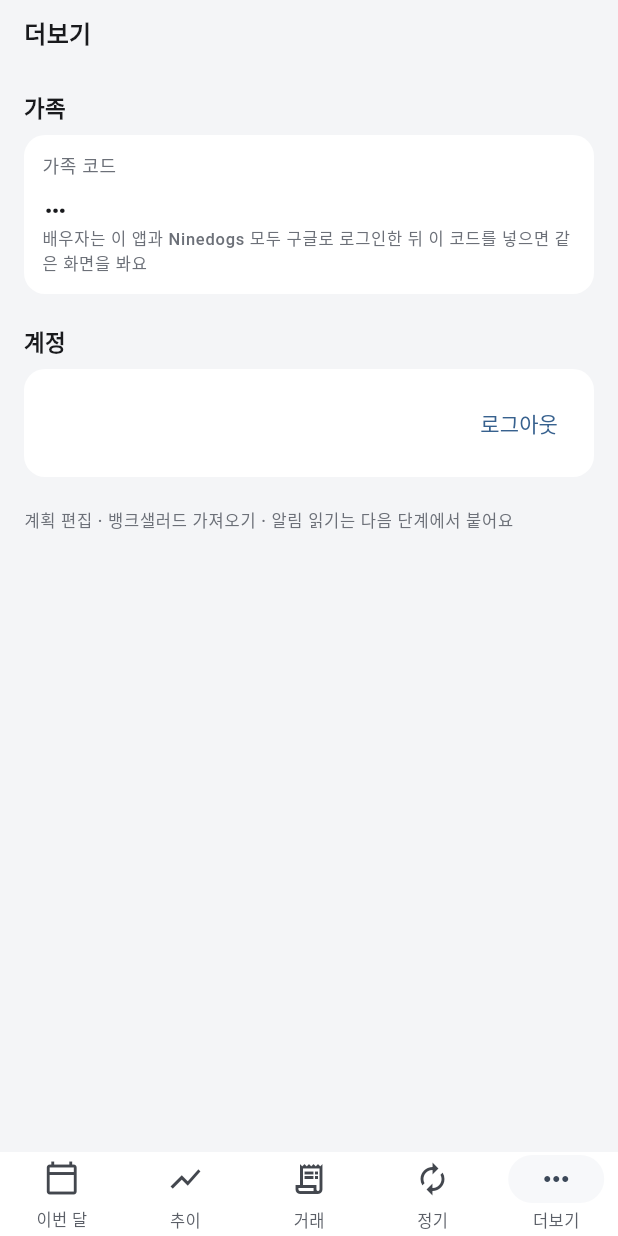
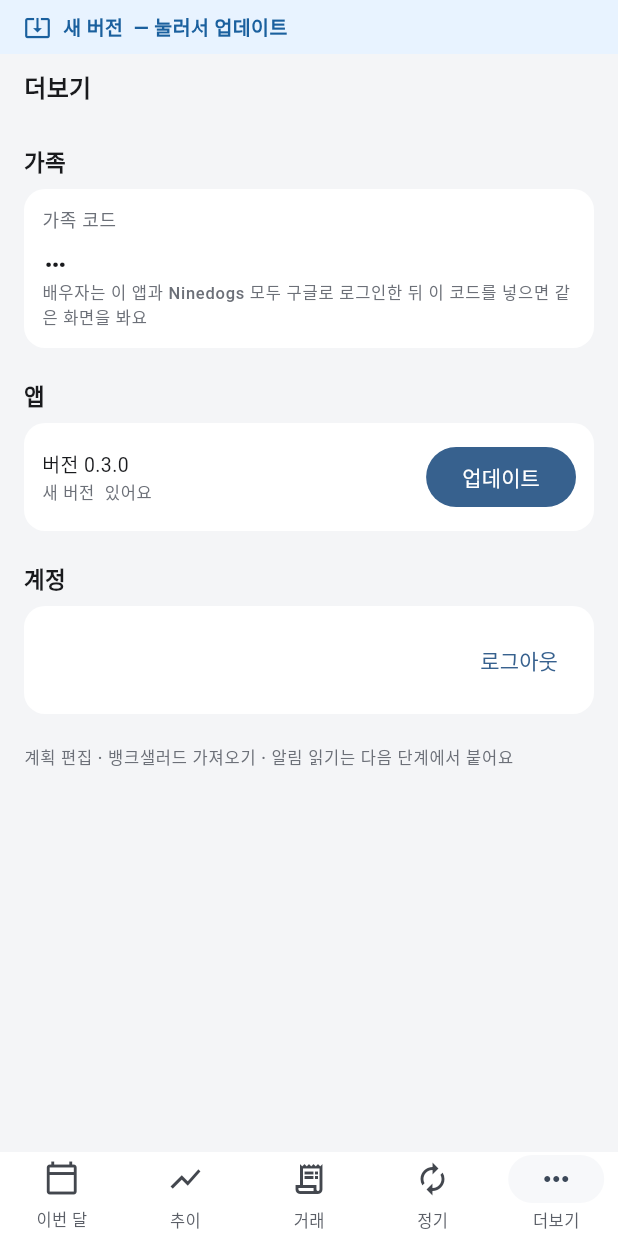
Before and after one commit to jong0227/family_finance, a Flutter app: the AppShell screen opened directly, item 5 of the bottom bar chosen, on a phone screen of 412 x 824 dp. Run offline on Flutter 3.47's test engine with Material 3 defaults, Android fonts, the phone set to English and light mode, and no system bars; our stand-ins replace firebase_auth, firebase_core, fl_chart, flutter_riverpod, package_info_plus, shared_preferences; missing offline and left inert: ninedogs_core; accounts and stored records are empty.

Commit message:
feat: 앱 안 업데이트 — 새 버전 배너·더보기에서 내려받아 설치 (v0.3.0)
- GitHub 릴리스(pre-release 포함) 확인, APK 내려받기 진행률, FileProvider 로 설치 화면
- REQUEST_INSTALL_PACKAGES, file_paths.xml, MainActivity 설치 채널
- 버전 비교 테스트

Co-Authored-By: Claude Opus 5.5 <noreply@anthropic.com>

```diff
--- a/lib/app/app.dart
+++ b/lib/app/app.dart
@@ -2,6 +2,7 @@ import 'package:flutter/material.dart';
 import 'package:flutter_riverpod/flutter_riverpod.dart';
 
 import '../core/design/theme.dart';
+import '../core/design/update_banner.dart';
 import '../features/home/home_screen.dart';
 import '../features/more/more_screen.dart';
 import '../features/onboarding/onboarding_screen.dart';
@@ -54,7 +55,12 @@ class _AppShellState extends State<AppShell> {
 
   @override
   Widget build(BuildContext context) => Scaffold(
-        body: SafeArea(child: IndexedStack(index: _index, children: _pages)),
+        body: SafeArea(
+          child: Column(children: [
+            const UpdateBanner(),
+            Expanded(child: IndexedStack(index: _index, children: _pages)),
+          ]),
+        ),
         bottomNavigationBar: NavigationBar(
           selectedIndex: _index,
           onDestinationSelected: (i) => setState(() => _index = i),
--- /dev/null
+++ b/lib/app/update.dart
@@ -0,0 +1,39 @@
+import 'package:flutter/material.dart';
+import 'package:flutter_riverpod/flutter_riverpod.dart';
+import 'package:package_info_plus/package_info_plus.dart';
+
+import '../data/update_service.dart';
+
+export '../data/update_service.dart' show AppRelease;
+
+final updateServiceProvider = Provider<UpdateService>((ref) => UpdateService());
+
+final appVersionProvider = FutureProvider<String>((ref) async => (await PackageInfo.fromPlatform()).version);
+
+/// 새 버전(있으면). 앱을 켤 때 한 번 확인하고, 더보기에서 다시 확인할 수 있다.
+final availableUpdateProvider = FutureProvider<AppRelease?>((ref) async {
+  final current = await ref.watch(appVersionProvider.future);
+  return ref.watch(updateServiceProvider).newerThan(current);
+});
+
+/// 내려받기 진행률 (null = 받는 중 아님).
+class UpdateProgressNotifier extends Notifier<double?> {
+  @override
+  double? build() => null;
+
+  Future<void> install(BuildContext context, AppRelease release) async {
+    final url = release.apkUrl;
+    if (url == null || state != null) return;
+    final messenger = ScaffoldMessenger.of(context);
+    state = 0;
+    try {
+      await ref.read(updateServiceProvider).downloadAndInstall(url, onProgress: (p) => state = p);
+    } catch (e) {
+      messenger.showSnackBar(SnackBar(content: Text('업데이트를 받지 못했어요: $e')));
+    } finally {
+      state = null;
+    }
+  }
+}
+
+final updateProgressProvider = NotifierProvider<UpdateProgressNotifier, double?>(UpdateProgressNotifier.new);
--- /dev/null
+++ b/lib/core/design/update_banner.dart
@@ -0,0 +1,39 @@
+import 'package:flutter/material.dart';
+import 'package:flutter_riverpod/flutter_riverpod.dart';
+
+import '../../app/update.dart';
+import 'tokens.dart';
+
+/// 새 버전이 있으면 화면 맨 위에 한 줄로 뜬다. 누르면 내려받아 설치 화면이 열린다.
+class UpdateBanner extends ConsumerWidget {
+  const UpdateBanner({super.key});
+
+  @override
+  Widget build(BuildContext context, WidgetRef ref) {
+    final release = ref.watch(availableUpdateProvider).value;
+    final progress = ref.watch(updateProgressProvider);
+    if (release == null || release.apkUrl == null) return const SizedBox.shrink();
+    final p = context.palette;
+    return Material(
+      color: p.infoBg,
+      child: InkWell(
+        onTap: progress == null ? () => ref.read(updateProgressProvider.notifier).install(context, release) : null,
+        child: Padding(
+          padding: const EdgeInsets.symmetric(horizontal: AppGap.page, vertical: AppGap.sm),
+          child: Row(children: [
+            Icon(Icons.system_update_alt, size: 18, color: p.info),
+            const SizedBox(width: AppGap.sm),
+            Expanded(
+              child: Text(
+                progress == null ? '새 버전 ${release.version} — 눌러서 업데이트' : '내려받는 중 ${(progress * 100).toStringAsFixed(0)}%',
+                style: TextStyle(fontSize: 13, fontWeight: FontWeight.w600, color: p.info),
+              ),
+            ),
+            if (progress != null)
+              SizedBox(width: 16, height: 16, child: CircularProgressIndicator(strokeWidth: 2, value: progress)),
+          ]),
+        ),
+      ),
+    );
+  }
+}
--- a/lib/features/more/more_screen.dart
+++ b/lib/features/more/more_screen.dart
@@ -3,6 +3,7 @@ import 'package:flutter/services.dart';
 import 'package:flutter_riverpod/flutter_riverpod.dart';
 
 import '../../app/session.dart';
+import '../../app/update.dart';
 import '../../core/design/components.dart';
 import '../../core/design/tokens.dart';
 import '../../core/design/widgets.dart';
@@ -38,6 +39,8 @@ class MoreScreen extends ConsumerWidget {
           Text('배우자는 이 앱과 Ninedogs 모두 구글로 로그인한 뒤 이 코드를 넣으면 같은 화면을 봐요', style: t.labelSmall),
         ]),
       ),
+      const SectionTitle('앱'),
+      Panel(child: _UpdateTile()),
       const SectionTitle('계정'),
       Panel(
         child: Row(children: [
@@ -58,3 +61,39 @@ class MoreScreen extends ConsumerWidget {
     ]);
   }
 }
+
+class _UpdateTile extends ConsumerWidget {
+  @override
+  Widget build(BuildContext context, WidgetRef ref) {
+    final version = ref.watch(appVersionProvider).value ?? '';
+    final update = ref.watch(availableUpdateProvider);
+    final progress = ref.watch(updateProgressProvider);
+    final t = Theme.of(context).textTheme;
+    final release = update.value;
+    final status = update.isLoading
+        ? '확인 중…'
+        : progress != null
+            ? '내려받는 중 ${(progress * 100).toStringAsFixed(0)}%'
+            : release != null
+                ? '새 버전 ${release.version} 있어요'
+                : '최신 버전이에요';
+    return Row(children: [
+      Expanded(
+        child: Column(crossAxisAlignment: CrossAxisAlignment.start, children: [
+          Text('버전 $version', style: t.bodyMedium),
+          Text(status, style: t.labelSmall),
+        ]),
+      ),
+      if (release != null && progress == null)
+        FilledButton(
+          onPressed: () => ref.read(updateProgressProvider.notifier).install(context, release),
+          child: const Text('업데이트'),
+        )
+      else
+        TextButton(
+          onPressed: progress == null ? () => ref.invalidate(availableUpdateProvider) : null,
+          child: const Text('다시 확인'),
+        ),
+    ]);
+  }
+}
--- a/pubspec.yaml
+++ b/pubspec.yaml
@@ -1,7 +1,7 @@
 name: family_finance
 description: "Family finance app (shares subscription data with Ninedogs)."
 publish_to: 'none'
-version: 0.2.0+2
+version: 0.3.0+3
 
 environment:
   sdk: ^3.12.2
@@ -23,6 +23,9 @@ dependencies:
   intl: 0.20.2
   shared_preferences: 2.5.5
   fl_chart: ^1.3.1
+  http: 1.6.0
+  package_info_plus: 10.2.1
+  path_provider: 2.1.6
 
 dev_dependencies:
   flutter_test:
```
Also changed, not shown: pubspec.lock, 4 other files.
